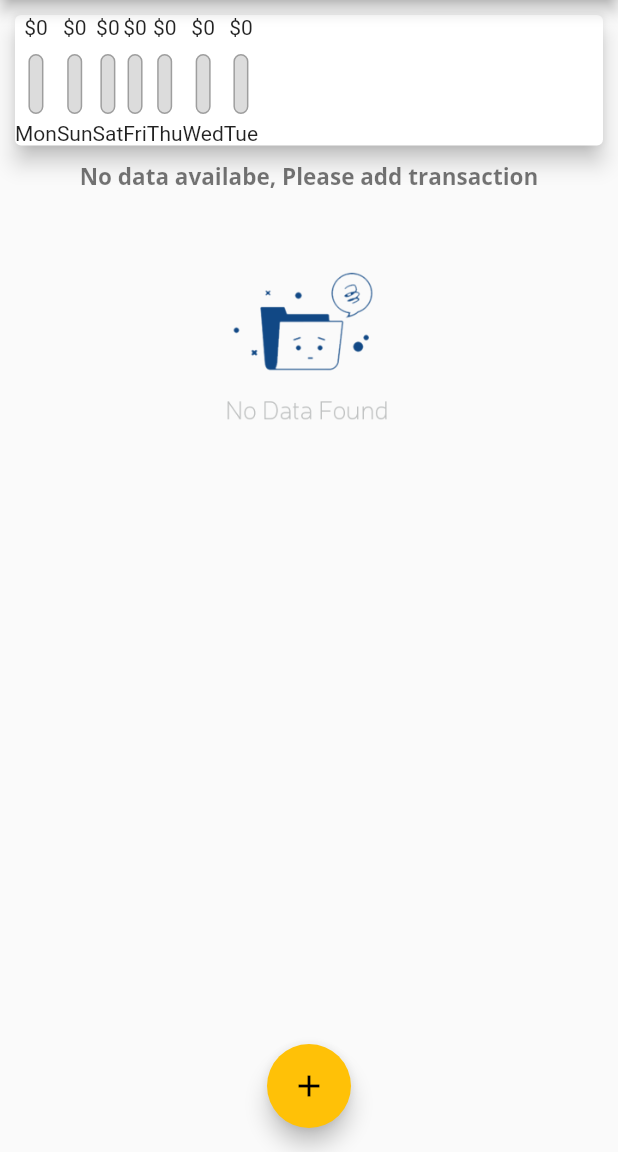
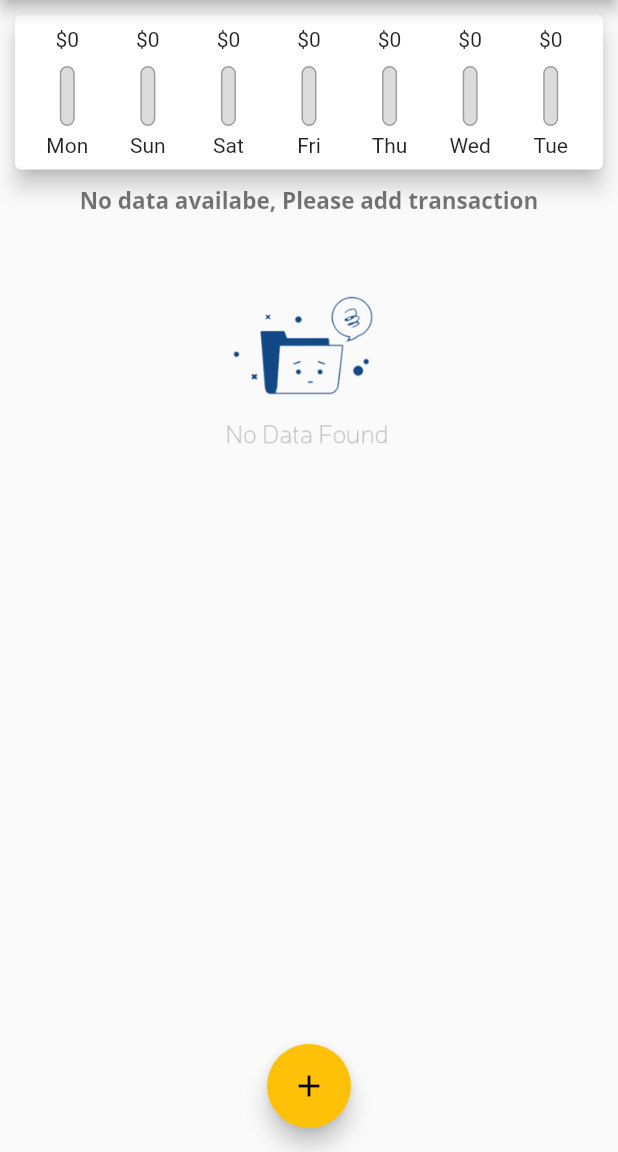
Before and after one commit to shshamim63/Flutter-exxpense-app, a Flutter app: the screen it shows after launch, on a phone screen of 412 x 824 dp, the part 84-1236 px from its top. Run offline on Flutter 3.47's test engine with Material 2 defaults, Android fonts, the phone set to English and light mode, and no system bars.

Commit message:
Addd design update to the chart

```diff
--- a/lib/widgets/chart.dart
+++ b/lib/widgets/chart.dart
@@ -41,15 +41,21 @@ class Chart extends StatelessWidget {
     return Card(
       elevation: 6,
       margin: EdgeInsets.all(10),
-      child: Row(
-              children: groupTransactionValues.map((gTx) {
-                return ChartBar(
-                    label: gTx['day'] as String,
-                    spendingAmount: gTx['amount'] ,
-                    spendingAmountInPercentage:
-                      totalSpendOfTheWeek == 0.0 ? 0.0 : (gTx['amount'] ) / totalSpendOfTheWeek);
-              }).toList(),
-            ),
+      child: Padding(
+        padding: const EdgeInsets.all(8.0),
+        child: Row(
+          children: groupTransactionValues.map((gTx) {
+            return Expanded(
+              child: ChartBar(
+                  label: gTx['day'] as String,
+                  spendingAmount: gTx['amount'],
+                  spendingAmountInPercentage: totalSpendOfTheWeek == 0.0
+                      ? 0.0
+                      : (gTx['amount']) / totalSpendOfTheWeek),
+            );
+          }).toList(),
+        ),
+      ),
     );
   }
 }
--- a/lib/widgets/chart_bar.dart
+++ b/lib/widgets/chart_bar.dart
@@ -15,8 +15,10 @@ class ChartBar extends StatelessWidget {
   Widget build(BuildContext context) {
     return Column(
       children: <Widget>[
-        Text(
-          '\$${spendingAmount.toStringAsFixed(0)}',
+        FittedBox(
+          child: Text(
+            '\$${spendingAmount.toStringAsFixed(0)}',
+          ),
         ),
         SizedBox(
           height: 10,
--- a/lib/widgets/transaction_list.dart
+++ b/lib/widgets/transaction_list.dart
@@ -33,12 +33,14 @@ class TransactionList extends StatelessWidget {
                             width: 2,
                           ),
                         ),
+                        child: FittedBox(
                           child: Text(
                             '\$${transactions[index].amount.toStringAsFixed(2)}',
                             style: const TextStyle(
                               fontWeight: FontWeight.bold,
                               fontSize: 15,
                               color: Colors.blueAccent,
+                            ),
                           ),
                         ),
                       ),
```
Lines whose indentation alone changed are shown as unchanged.
